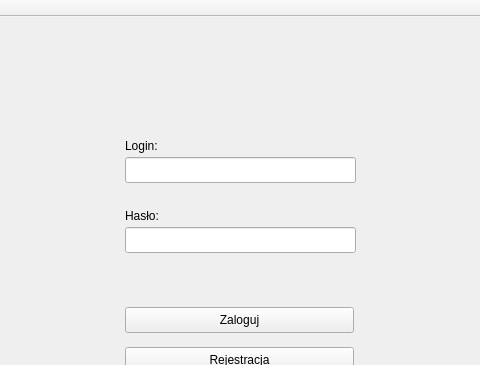
Qt form desktop/tpprojekt/mainwindow.ui (Panturek/TP_projekt) before a commit; both pictures show x 105 to 585 and y 0 to 365 of the 680 by 542 pixel window.
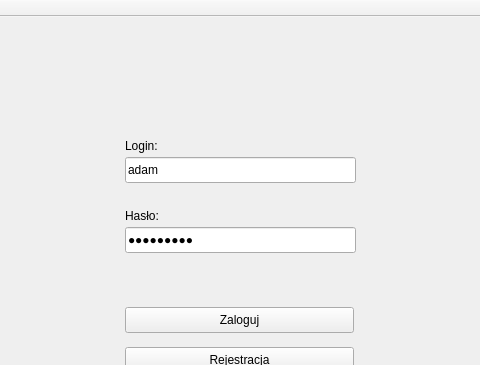
The same form after that commit.

Patch:
```diff
--- a/desktop/tpprojekt/mainwindow.ui
+++ b/desktop/tpprojekt/mainwindow.ui
@@ -75,6 +75,9 @@
       <height>26</height>
      </rect>
     </property>
+    <property name="text">
+     <string>adam</string>
+    </property>
    </widget>
    <widget class="QLineEdit" name="passwordEdit">
     <property name="geometry">
@@ -85,6 +88,9 @@
       <height>26</height>
      </rect>
     </property>
+    <property name="text">
+     <string>qwerty123</string>
+    </property>
     <property name="echoMode">
      <enum>QLineEdit::Password</enum>
     </property>
```
